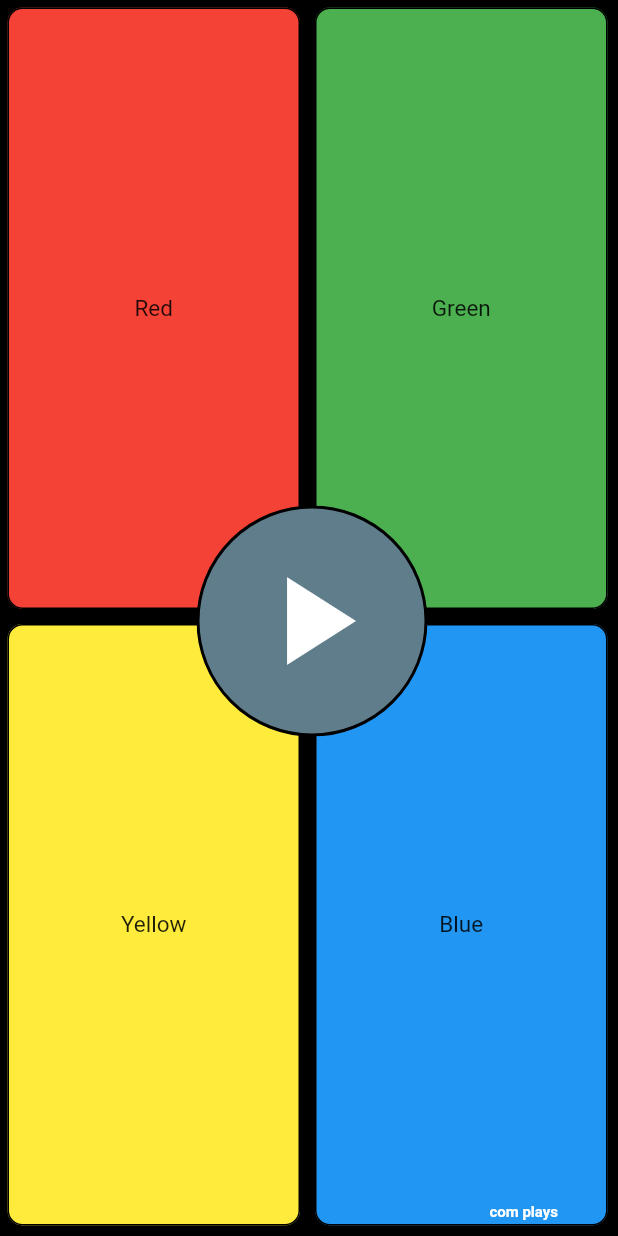
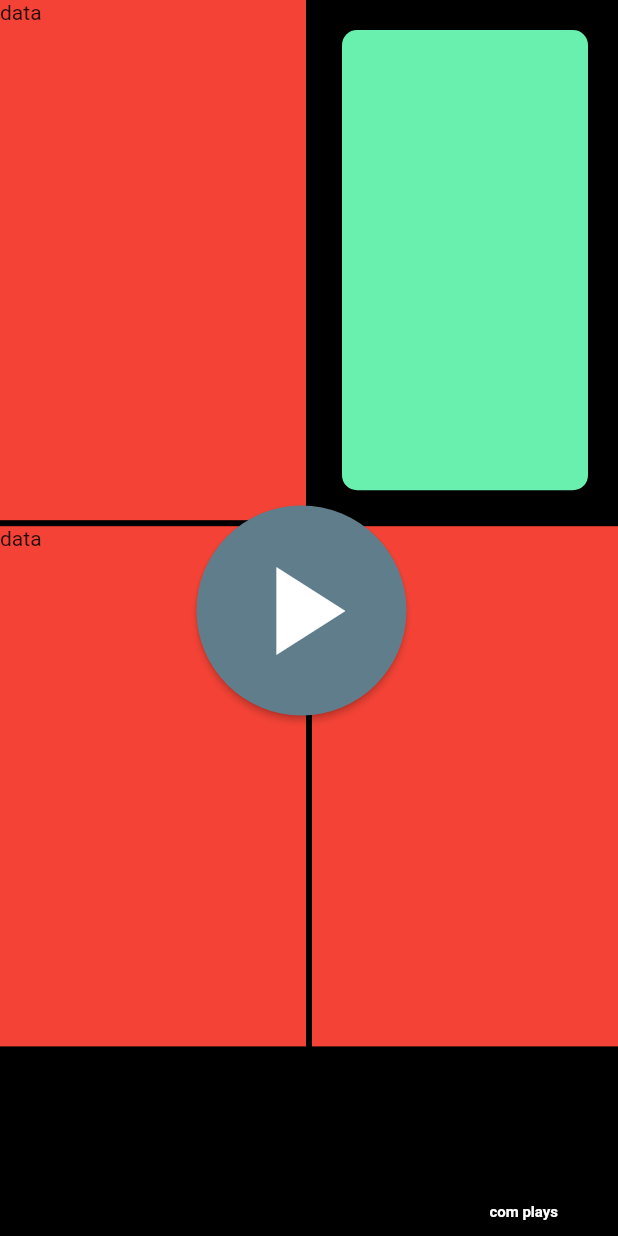
Before and after one commit to epynic/flutter_simon_says, a Flutter app: the MemoryChamp screen opened directly, on a phone screen of 412 x 824 dp. Run offline on Flutter 3.47's test engine with Material 2 defaults, Android fonts, the phone set to English and light mode, and no system bars; our stand-ins replace shared_preferences; accounts and stored records are empty.

```diff
--- a/lib/main.dart
+++ b/lib/main.dart
@@ -1,15 +1,29 @@
 import 'dart:math';
-
+import 'package:flutter/services.dart';
 import 'package:flutter/material.dart';
 
-void main() => runApp(MyApp());
+import 'package:provider/provider.dart';
+import './services/provider_game.dart';
+
+import './services/const.dart';
+import './widgets/screen_main.dart';
+
+void main() => runApp(MultiProvider(
+      providers: [
+        ChangeNotifierProvider(create: (_) => GameProvider()),
+      ],
+      child: MyApp(),
+    ));
 
 class MyApp extends StatelessWidget {
   @override
   Widget build(BuildContext context) {
+    SystemChrome.setEnabledSystemUIOverlays([SystemUiOverlay.bottom]);
     return MaterialApp(
-      title: 'SimonSays',
-      home: MemoryChamp(),
+      home: Scaffold(
+        backgroundColor: mainGameColors,
+        body: MainScreen(),
+      ),
     );
   }
 }
@@ -128,7 +142,7 @@ class _MemoryChampState extends State<MemoryChamp> {
         ),
         child: InkWell(
           borderRadius: BorderRadius.all(Radius.circular(10)),
-          onTap: () => playerPlays(selCur),
+          onTap: () => {}, //playerPlays(selCur),
           child: Padding(
             padding: EdgeInsets.all(1),
             child: Container(
@@ -147,48 +161,87 @@ class _MemoryChampState extends State<MemoryChamp> {
     );
   }
 
+  _colorBlock() {
+    return Container(
+      child: Text('data'),
+      color: Colors.red,
+    );
+  }
+
+  _colorBlockTest() {
+    double padval = 20.0;
+    Color temp = Colors.greenAccent;
+    return AnimatedContainer(
+      duration: Duration(milliseconds: 100),
+      child: GestureDetector(
+        onTap: () => {},
+        child: Container(
+          decoration: BoxDecoration(
+            borderRadius: BorderRadius.circular(10),
+            color: temp,
+          ),
+        ),
+      ),
+      padding: EdgeInsets.all(padval),
+    );
+  }
+
   @override
   Widget build(BuildContext context) {
     return Scaffold(
       backgroundColor: Colors.black,
       body: Stack(
         children: <Widget>[
-          Row(
+          GridView.count(
+            childAspectRatio: 1 / 1.7,
+            crossAxisCount: 2,
+            mainAxisSpacing: 4,
+            crossAxisSpacing: 4,
             children: <Widget>[
-              Column(
-                children: <Widget>[
-                  colorBlocks(
-                    curSel: curSel,
-                    selCur: 'red',
-                    pickColor: Colors.red,
-                    pickText: 'Red',
-                  ),
-                  colorBlocks(
-                    curSel: curSel,
-                    selCur: 'yellow',
-                    pickColor: Colors.yellow,
-                    pickText: 'Yellow',
-                  ),
-                ],
-              ),
-              Column(
-                children: <Widget>[
-                  colorBlocks(
-                    curSel: curSel,
-                    selCur: 'green',
-                    pickColor: Colors.green,
-                    pickText: 'Green',
-                  ),
-                  colorBlocks(
-                    curSel: curSel,
-                    selCur: 'blue',
-                    pickColor: Colors.blue,
-                    pickText: 'Blue',
-                  ),
-                ],
-              )
+              _colorBlock(),
+              _colorBlockTest(),
+              _colorBlock(),
+              _colorBlock()
             ],
           ),
+
+          // Row(
+          //   children: <Widget>[
+          //     Column(
+          //       children: <Widget>[
+          //         colorBlocks(
+          //           curSel: curSel,
+          //           selCur: 'red',
+          //           pickColor: Colors.red,
+          //           pickText: 'Red',
+          //         ),
+          //         colorBlocks(
+          //           curSel: curSel,
+          //           selCur: 'yellow',
+          //           pickColor: Colors.yellow,
+          //           pickText: 'Yellow',
+          //         ),
+          //       ],
+          //     ),
+          //     Column(
+          //       children: <Widget>[
+          //         colorBlocks(
+          //           curSel: curSel,
+          //           selCur: 'green',
+          //           pickColor: Colors.green,
+          //           pickText: 'Green',
+          //         ),
+          //         colorBlocks(
+          //           curSel: curSel,
+          //           selCur: 'blue',
+          //           pickColor: Colors.blue,
+          //           pickText: 'Blue',
+          //         ),
+          //       ],
+          //     )
+          //   ],
+          // ),
+
           Positioned(
             child: Text(
               curSel,
@@ -226,24 +279,15 @@ class _MemoryChampState extends State<MemoryChamp> {
               ? Positioned(
                   child: Material(
                     color: Colors.transparent,
-                    child: Ink(
-                      decoration: BoxDecoration(
-                        borderRadius: BorderRadius.circular(150),
-                        color: Colors.blueGrey,
-                        border: Border.all(color: Colors.black, width: 2),
-                      ),
-                      child: InkWell(
-                        borderRadius: BorderRadius.circular(150),
-                        onTap: () => computerPlays(),
-                        child: Container(
-                          width: 150,
-                          height: 150,
-                          child: Icon(
-                            Icons.play_arrow,
-                            color: Colors.white,
-                            size: 100,
-                          ),
-                        ),
+                    child: RaisedButton(
+                      onPressed: () => computerPlays(),
+                      color: Colors.blueGrey,
+                      padding: EdgeInsets.all(20),
+                      shape: CircleBorder(),
+                      child: Icon(
+                        Icons.play_arrow,
+                        color: Colors.white,
+                        size: 100,
                       ),
                     ),
                   ),
--- a/pubspec.yaml
+++ b/pubspec.yaml
@@ -23,6 +23,8 @@ dependencies:
   # The following adds the Cupertino Icons font to your application.
   # Use with the CupertinoIcons class for iOS style icons.
   cupertino_icons: ^0.1.2
+  shared_preferences: ^0.5.7+3
+  provider: ^4.1.2
 
 dev_dependencies:
   flutter_test:
```
Also changed, not shown: lib/model/simon_color_model.dart (added, +8 -0 lines), lib/services/const.dart (added, +29 -0 lines), lib/services/provider_game.dart (added, +133 -0 lines), lib/widgets/screen_main.dart (added, +57 -0 lines), lib/widgets/widget_backdrop.dart (added, +22 -0 lines), lib/widgets/widget_game_play.dart (added, +68 -0 lines), lib/widgets/widget_high_score.dart (added, +53 -0 lines), lib/widgets/widget_simon_block.dart (added, +71 -0 lines), lib/widgets/widget_simon_welcome.dart (added, +30 -0 lines), screen/preview.gif (added), 1 other file.
